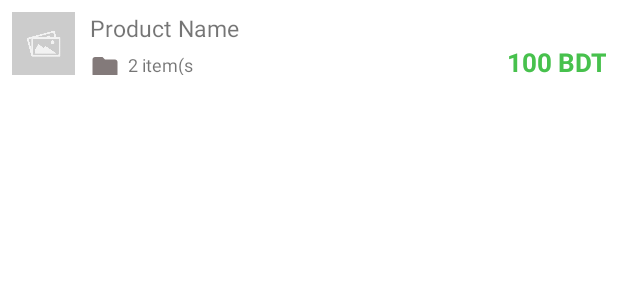
After one commit to LatifulBariPappu/eShopping, an Android app: the layout item_cart.xml on its own in the app's theme, with its tools: preview values and no code run, on a phone screen of 412 x 824 dp. The commit adds this screen. Shown: the top 300 px of the screen. Run offline under Robolectric (Android 15) with nearby library versions, the phone set to English and light mode, and no system bars; Roboto replaces fonts that are not available here.

Commit message:
cart Activity

```diff
--- a/app/src/main/AndroidManifest.xml
+++ b/app/src/main/AndroidManifest.xml
@@ -29,7 +29,6 @@
             android:exported="true">
             <intent-filter>
                 <action android:name="android.intent.action.MAIN" />
-
                 <category android:name="android.intent.category.LAUNCHER" />
             </intent-filter>
         </activity>
--- a/app/src/main/java/com/example/eshopping/activities/activities/ProductDetailActivity.java
+++ b/app/src/main/java/com/example/eshopping/activities/activities/ProductDetailActivity.java
@@ -15,6 +15,7 @@ import com.example.eshopping.databinding.ActivityProductDetailBinding;
 
 public class ProductDetailActivity extends AppCompatActivity {
     ActivityProductDetailBinding binding;
+
 
     @Override
     protected void onCreate(Bundle savedInstanceState) {
--- /dev/null
+++ b/app/src/main/res/drawable/baseline_folder_24.xml
@@ -0,0 +1,5 @@
+<vector android:height="20dp" android:tint="#837A7A"
+    android:viewportHeight="24" android:viewportWidth="24"
+    android:width="20dp" xmlns:android="http://schemas.android.com/apk/res/android">
+    <path android:fillColor="@android:color/white" android:pathData="M10,4H4c-1.1,0 -1.99,0.9 -1.99,2L2,18c0,1.1 0.9,2 2,2h16c1.1,0 2,-0.9 2,-2V8c0,-1.1 -0.9,-2 -2,-2h-8l-2,-2z"/>
+</vector>
--- /dev/null
+++ b/app/src/main/res/layout/item_cart.xml
@@ -0,0 +1,66 @@
+<?xml version="1.0" encoding="utf-8"?>
+<androidx.constraintlayout.widget.ConstraintLayout xmlns:android="http://schemas.android.com/apk/res/android"
+    xmlns:app="http://schemas.android.com/apk/res-auto"
+    android:layout_width="match_parent"
+    android:layout_height="match_parent">
+
+    <LinearLayout
+        android:layout_width="match_parent"
+        android:layout_height="wrap_content"
+        android:layout_marginStart="8dp"
+        android:layout_marginTop="8dp"
+        android:layout_marginEnd="8dp"
+        android:orientation="horizontal"
+        app:layout_constraintEnd_toEndOf="parent"
+        app:layout_constraintStart_toStartOf="parent"
+        app:layout_constraintTop_toTopOf="parent">
+
+        <ImageView
+            android:id="@+id/imagecart"
+            android:layout_width="42dp"
+            android:layout_height="42dp"
+            android:scaleType="fitCenter"
+            android:src="@drawable/placeholder" />
+
+        <LinearLayout
+            android:layout_width="match_parent"
+            android:layout_height="match_parent"
+            android:layout_marginLeft="10dp"
+            android:orientation="vertical">
+
+            <TextView
+                android:id="@+id/name"
+                android:layout_width="match_parent"
+                android:layout_height="wrap_content"
+                android:text="Product Name"
+                android:textSize="15sp" />
+
+            <LinearLayout
+                android:layout_width="match_parent"
+                android:layout_height="match_parent"
+                android:orientation="horizontal">
+
+                <TextView
+                    android:id="@+id/quantity"
+                    android:layout_width="wrap_content"
+                    android:layout_height="wrap_content"
+                    android:layout_weight="1"
+                    android:drawableLeft="@drawable/baseline_folder_24"
+                    android:drawablePadding="5dp"
+                    android:text="2 item(s"
+                    android:textSize="12sp" />
+
+                <TextView
+                    android:id="@+id/pricecart"
+                    android:layout_width="wrap_content"
+                    android:layout_height="wrap_content"
+                    android:layout_weight="1"
+                    android:gravity="right"
+                    android:text="100 BDT"
+                    android:textColor="#47C14D"
+                    android:textSize="17sp"
+                    android:textStyle="bold" />
+            </LinearLayout>
+        </LinearLayout>
+    </LinearLayout>
+</androidx.constraintlayout.widget.ConstraintLayout>
--- a/app/src/main/res/layout/item_product.xml
+++ b/app/src/main/res/layout/item_product.xml
@@ -39,7 +39,7 @@
                 android:text="TextView" />
 
             <TextView
-                android:id="@+id/price"
+                android:id="@+id/pricecart"
                 android:layout_width="match_parent"
                 android:layout_height="wrap_content"
                 android:layout_marginLeft="5dp"
```
Also changed, not shown: app/src/main/java/com/example/eshopping/activities/activities/CartActivity.java (+8 -0 lines), app/src/main/java/com/example/eshopping/activities/adapters/CartAdapter.java (added, +56 -0 lines).
